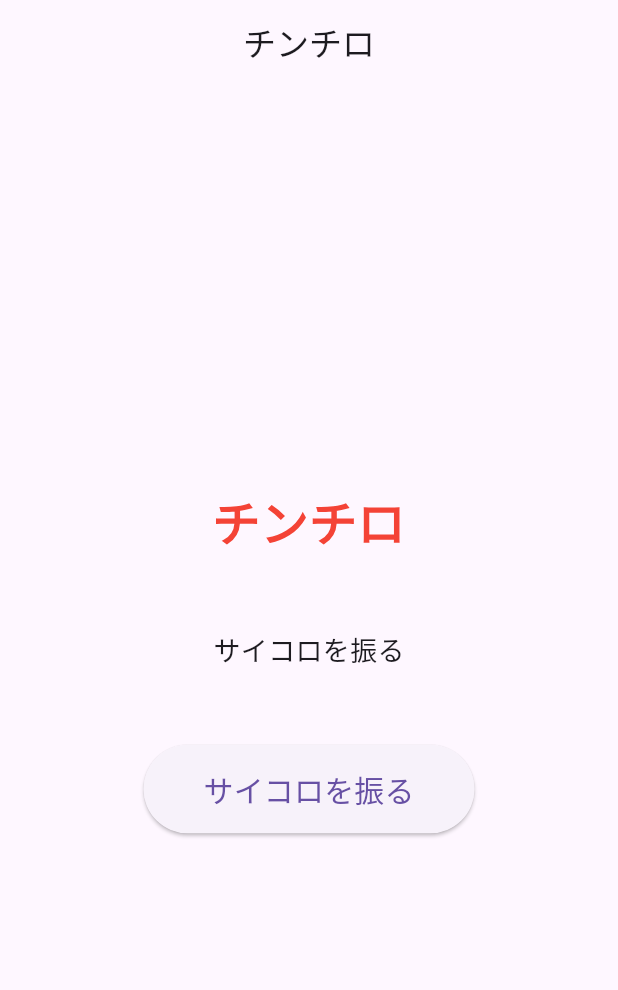
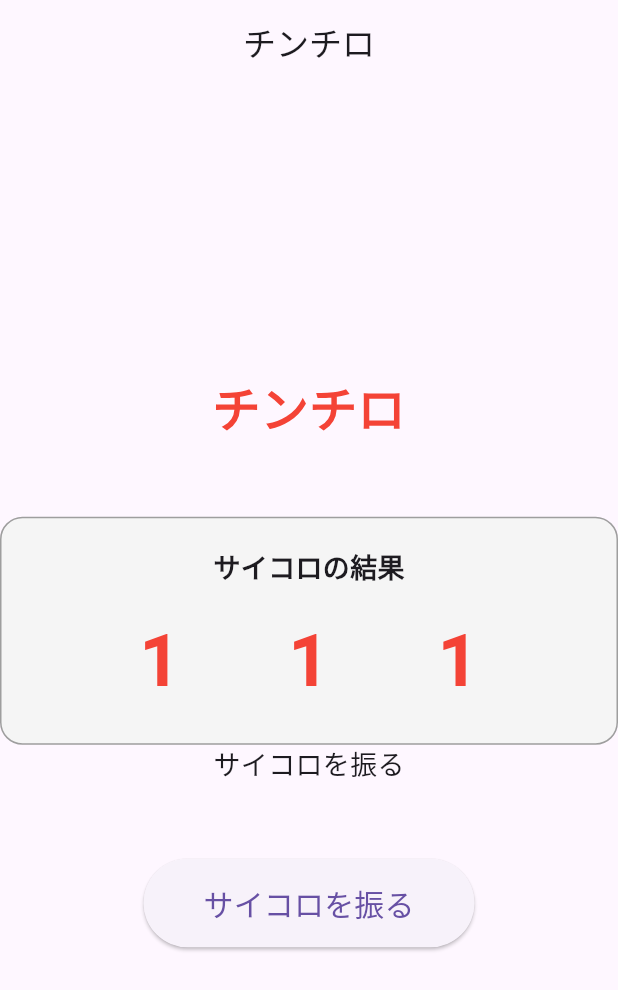
Before and after one commit to haldomae/ST42_kadai05, a Flutter app: the screen it shows after launch, on a phone screen of 412 x 824 dp. Shown: the top 990 px of the screen. Run offline on Flutter 3.47's test engine with Material 3 defaults, Android fonts, the phone set to English and light mode, and no system bars.

Commit message:
サイコロを表示

```diff
--- a/lib/main.dart
+++ b/lib/main.dart
@@ -31,6 +31,14 @@
 // _がある = プライベート(秘密)
 // _がない = パブリック(公開)
 class _ChinchiroGameState extends State<ChinchiroGame>{
+  // サイコロの値を保存する変数（初期値は1）
+  int dice1 = 1;  // 1つ目のサイコロ
+  int dice2 = 1;  // 2つ目のサイコロ
+  int dice3 = 1;  // 3つ目のサイコロ
+
+  // 結果メッセージを保存する変数
+  String resultMessage = 'サイコロを振る';
+
   @override
   Widget build(BuildContext context) {
     return Scaffold(
@@ -61,9 +69,71 @@
             ),
             // 縦方向に余白を設ける
             SizedBox(height: 50),
+
+            // サイコロ表示エリア
+            Container(
+              decoration: BoxDecoration(
+                // 薄いグレー
+                color: Colors.grey[100],
+                // 角丸
+                borderRadius: BorderRadius.circular(15),
+                // 枠線
+                border: Border.all(color: Colors.grey)
+              ),
+              // 内側の余白
+              padding: EdgeInsets.all(20),
+              child: Column(
+                children: [
+                  Text(
+                    "サイコロの結果",
+                    style: TextStyle(
+                      fontSize: 18,
+                      fontWeight: FontWeight.bold
+                    ),
+                  ),
+                  // 縦に余白
+                  SizedBox(height: 15),
+
+                  // 3つのサイコロを横並びで表示(シンプルな数字のみ)
+                  Row(
+                    mainAxisAlignment: MainAxisAlignment.spaceEvenly, // 等間隔で配置
+                    children: [
+                      // 1つ目のサイコロ
+                      Text(
+                        '$dice1',
+                        style: TextStyle(
+                          fontSize: 48,            // 大きな文字
+                          fontWeight: FontWeight.bold,
+                          color: Colors.red,
+                        ),
+                      ),
+                      // 2つ目のサイコロ
+                      Text(
+                        '$dice2',
+                        style: TextStyle(
+                          fontSize: 48,            // 大きな文字
+                          fontWeight: FontWeight.bold,
+                          color: Colors.red,
+                        ),
+                      ),
+                      // 3つ目のサイコロ
+                      Text(
+                        '$dice3',
+                        style: TextStyle(
+                          fontSize: 48,            // 大きな文字
+                          fontWeight: FontWeight.bold,
+                          color: Colors.red,
+                        ),
+                      ),
+                    ],
+                  )
+                ],
+              ),
+            ),
+
             // 説明文のテキスト
             Text(
-              "サイコロを振る",
+              resultMessage,
               style: TextStyle(fontSize: 18),
             ),
             // 縦方向に余白を設ける
```
